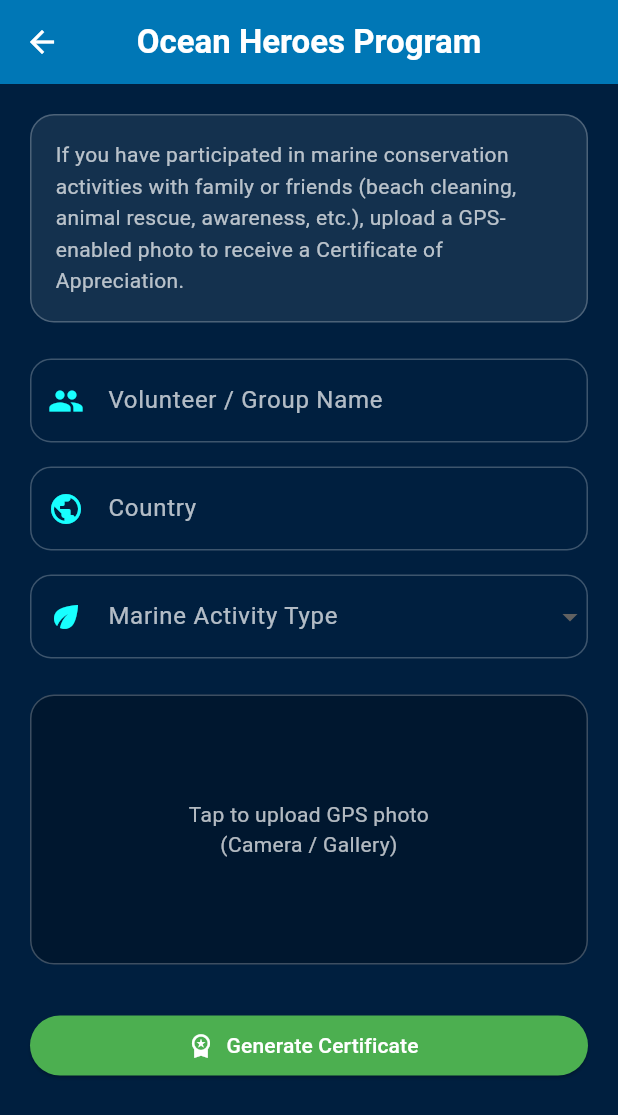
After one commit to Thanigaivelanselvam/Marine_Biodiversity_Conservation, a Flutter app: the OceanHeroesUploadPage screen opened directly, on a phone screen of 412 x 824 dp. The commit adds this screen. Shown: the top 1115 px of the screen. Run offline on Flutter 3.47's test engine with Material 3 defaults, Android fonts, the phone set to English and light mode, and no system bars; our stand-ins replace animated_background, carousel_slider, cloud_firestore, cloud_functions, confetti, file_picker and 10 more; missing offline and left inert: exif, flutter_pdfview, razorpay_flutter; accounts and stored records are empty.

Commit message:
Modified the code and added some pages

```diff
--- /dev/null
+++ b/lib/pages/general_page/volunteer_activity_page.dart
@@ -0,0 +1,324 @@
+import 'dart:io';
+import 'package:exif/exif.dart';
+import 'package:flutter/material.dart';
+import 'package:image_picker/image_picker.dart';
+import 'package:marine_trust/pages/general_page/certificate_generator.dart';
+
+class OceanHeroesUploadPage extends StatefulWidget {
+  const OceanHeroesUploadPage({super.key});
+
+  @override
+  State<OceanHeroesUploadPage> createState() => _OceanHeroesUploadPageState();
+}
+
+class _OceanHeroesUploadPageState extends State<OceanHeroesUploadPage> {
+  final _formKey = GlobalKey<FormState>();
+
+  final nameCtrl = TextEditingController();
+  final countryCtrl = TextEditingController();
+
+  String? selectedActivity;
+  File? activityImage;
+
+  double? latitude;
+  double? longitude;
+
+  final ImagePicker _picker = ImagePicker();
+
+  final List<String> activities = [
+    "Beach Cleaning",
+    "Marine Animal Rescue",
+    "Coral Protection",
+    "Awareness Program",
+    "Other Marine Activity",
+  ];
+
+  // --------------------------------------------------
+  // 🔹 GPS HELPERS
+  // --------------------------------------------------
+
+  double _convertToDecimal(List values) {
+    final d = values[0].numerator / values[0].denominator;
+    final m = values[1].numerator / values[1].denominator;
+    final s = values[2].numerator / values[2].denominator;
+    return d + (m / 60) + (s / 3600);
+  }
+
+  Future<bool> extractGps(File imageFile) async {
+    final bytes = await imageFile.readAsBytes();
+    final data = await readExifFromBytes(bytes);
+
+    final latIfd = data['GPS GPSLatitude'];
+    final lonIfd = data['GPS GPSLongitude'];
+    final latRef = data['GPS GPSLatitudeRef']?.printable;
+    final lonRef = data['GPS GPSLongitudeRef']?.printable;
+
+    if (latIfd == null || lonIfd == null) return false;
+
+    final latValues = latIfd.values.toList();
+    final lonValues = lonIfd.values.toList();
+
+    double lat = _convertToDecimal(latValues);
+    double lon = _convertToDecimal(lonValues);
+
+    if (latRef == 'S') lat = -lat;
+    if (lonRef == 'W') lon = -lon;
+
+    latitude = lat;
+    longitude = lon;
+
+    return true;
+  }
+
+  // --------------------------------------------------
+  // 📸 PICK IMAGE (CAMERA / GALLERY)
+  // --------------------------------------------------
+
+  Future<void> _pickImage(ImageSource source) async {
+    final XFile? image = await _picker.pickImage(
+      source: source,
+      imageQuality: 85,
+    );
+
+    if (image == null) return;
+
+    final file = File(image.path);
+    final hasGps = await extractGps(file);
+
+    if (!hasGps) {
+      ScaffoldMessenger.of(context).showSnackBar(
+        const SnackBar(
+          content: Text(
+            "GPS data not found.\nPlease select a GPS-enabled photo.",
+          ),
+        ),
+      );
+      return;
+    }
+
+    setState(() => activityImage = file);
+
+    ScaffoldMessenger.of(context).showSnackBar(
+      const SnackBar(content: Text("GPS photo verified ✅")),
+    );
+  }
+
+  void _showImagePickerOptions() {
+    showModalBottomSheet(
+      context: context,
+      shape: const RoundedRectangleBorder(
+        borderRadius: BorderRadius.vertical(top: Radius.circular(18)),
+      ),
+      builder: (_) => SafeArea(
+        child: Column(
+          mainAxisSize: MainAxisSize.min,
+          children: [
+            ListTile(
+              leading: const Icon(Icons.camera_alt),
+              title: const Text("Capture with Camera"),
+              onTap: () {
+                Navigator.pop(context);
+                _pickImage(ImageSource.camera);
+              },
+            ),
+            ListTile(
+              leading: const Icon(Icons.photo_library),
+              title: const Text("Choose from Gallery"),
+              onTap: () {
+                Navigator.pop(context);
+                _pickImage(ImageSource.gallery);
+              },
+            ),
+          ],
+        ),
+      ),
+    );
+  }
+
+  // --------------------------------------------------
+  // 🏆 SUBMIT
+  // --------------------------------------------------
+
+  void submitActivity() {
+    if (!_formKey.currentState!.validate()) return;
+
+    if (activityImage == null || latitude == null || longitude == null) {
+      ScaffoldMessenger.of(context).showSnackBar(
+        const SnackBar(content: Text("Please upload a valid GPS photo")),
+      );
+      return;
+    }
+
+    Navigator.push(
+      context,
+      MaterialPageRoute(
+        builder: (_) => CertificateGeneratorPage(
+          name: nameCtrl.text.trim(),
+          country: countryCtrl.text.trim(),
+          activity: selectedActivity!,
+          latitude: latitude!,
+          longitude: longitude!,
+        ),
+      ),
+    );
+  }
+
+  // --------------------------------------------------
+  // 🧱 UI
+  // --------------------------------------------------
+
+  @override
+  Widget build(BuildContext context) {
+    return Scaffold(
+      backgroundColor: const Color(0xFF001F3F),
+      appBar: AppBar(
+        backgroundColor: const Color(0xFF0077B6),
+        leading: IconButton(
+          onPressed: () => Navigator.pop(context),
+          icon: const Icon(Icons.arrow_back, color: Colors.white),
+        ),
+        title: const Text(
+          "Ocean Heroes Program",
+          style: TextStyle(color: Colors.white, fontWeight: FontWeight.bold),
+        ),
+        centerTitle: true,
+      ),
+      body: SingleChildScrollView(
+        padding: const EdgeInsets.all(20),
+        child: Form(
+          key: _formKey,
+          child: Column(
+            crossAxisAlignment: CrossAxisAlignment.start,
+            children: [
+              // 🌍 PAGE INFO
+              Container(
+                padding: const EdgeInsets.all(16),
+                decoration: BoxDecoration(
+                  color: Colors.white.withOpacity(0.08),
+                  borderRadius: BorderRadius.circular(16),
+                  border: Border.all(color: Colors.white24),
+                ),
+                child: const Text(
+                  "If you have participated in marine conservation activities "
+                      "with family or friends (beach cleaning, animal rescue, awareness, etc.), "
+                      "upload a GPS-enabled photo to receive a Certificate of Appreciation.",
+                  style: TextStyle(color: Colors.white70, height: 1.5),
+                ),
+              ),
+
+              const SizedBox(height: 24),
+
+              _inputField(
+                controller: nameCtrl,
+                label: "Volunteer / Group Name",
+                icon: Icons.group,
+                validator: (v) => v!.isEmpty ? "Required" : null,
+              ),
+              const SizedBox(height: 16),
+
+              _inputField(
+                controller: countryCtrl,
+                label: "Country",
+                icon: Icons.public,
+                validator: (v) => v!.isEmpty ? "Required" : null,
+              ),
+              const SizedBox(height: 16),
+
+              DropdownButtonFormField<String>(
+                decoration: _inputDecoration("Marine Activity Type", Icons.eco),
+                dropdownColor: const Color(0xFF001F3F),
+                items: activities
+                    .map(
+                      (e) => DropdownMenuItem(
+                    value: e,
+                    child:
+                    Text(e, style: const TextStyle(color: Colors.white)),
+                  ),
+                )
+                    .toList(),
+                onChanged: (v) => selectedActivity = v,
+                validator: (v) => v == null ? "Select activity" : null,
+              ),
+
+              const SizedBox(height: 24),
+
+              GestureDetector(
+                onTap: _showImagePickerOptions,
+                child: Container(
+                  height: 180,
+                  decoration: BoxDecoration(
+                    color: Colors.black26,
+                    borderRadius: BorderRadius.circular(16),
+                    border: Border.all(color: Colors.white24),
+                  ),
+                  child: activityImage == null
+                      ? const Center(
+                    child: Text(
+                      "Tap to upload GPS photo\n(Camera / Gallery)",
+                      textAlign: TextAlign.center,
+                      style: TextStyle(color: Colors.white70),
+                    ),
+                  )
+                      : ClipRRect(
+                    borderRadius: BorderRadius.circular(16),
+                    child: Image.file(
+                      activityImage!,
+                      fit: BoxFit.cover,
+                      width: double.infinity,
+                    ),
+                  ),
+                ),
+              ),
+
+              const SizedBox(height: 30),
+
+              SizedBox(
+                width: double.infinity,
+                child: ElevatedButton.icon(
+                  icon: const Icon(Icons.workspace_premium,color: Colors.white,),
+                  label: const Text("Generate Certificate"),
+                  onPressed: submitActivity,
+                  style: ElevatedButton.styleFrom(foregroundColor: Colors.white,backgroundColor: Colors.green),
+                ),
+              ),
+            ],
+          ),
+        ),
+      ),
+    );
+  }
+
+  // --------------------------------------------------
+  // 🔹 REUSABLE INPUTS
+  // --------------------------------------------------
+
+  Widget _inputField({
+    required TextEditingController controller,
+    required String label,
+    required IconData icon,
+    String? Function(String?)? validator,
+  }) {
+    return TextFormField(
+      controller: controller,
+      validator: validator,
+      style: const TextStyle(color: Colors.white),
+      decoration: _inputDecoration(label, icon),
+    );
+  }
+
+  InputDecoration _inputDecoration(String label, IconData icon) {
+    return InputDecoration(
+      labelText: label,
+      labelStyle: const TextStyle(color: Colors.white70),
+      prefixIcon: Icon(icon, color: Colors.cyanAccent),
+      enabledBorder: OutlineInputBorder(
+        borderRadius: BorderRadius.circular(14),
+        borderSide: const BorderSide(color: Colors.white24),
+      ),
+      focusedBorder: OutlineInputBorder(
+        borderRadius: BorderRadius.circular(14),
+        borderSide: const BorderSide(color: Colors.cyanAccent),
+      ),
+    );
+  }
+}
--- a/lib/pages/navigation_pages/welcome_page.dart
+++ b/lib/pages/navigation_pages/welcome_page.dart
@@ -1,5 +1,4 @@
 import 'package:flutter/material.dart';
-import 'package:marine_trust/pages/general_page/marine_quiz.dart';
 import 'package:marine_trust/pages/navigation_pages/about_screen.dart';
 import 'package:marine_trust/pages/navigation_pages/contact_page.dart';
 import 'package:marine_trust/pages/navigation_pages/home_screen.dart';
@@ -7,7 +6,6 @@ import 'package:marine_trust/pages/navigation_pages/marine_species_page.dart';
 import 'package:marine_trust/pages/navigation_pages/navitems_page.dart';
 import 'package:marine_trust/pages/navigation_pages/notifier_page.dart';
 import 'package:marine_trust/pages/navigation_pages/projects_page.dart';
-import 'package:unicons/unicons.dart';
 
 class WelcomePage extends StatefulWidget {
   const WelcomePage({super.key});
--- a/lib/pages/starting_page.dart
+++ b/lib/pages/starting_page.dart
@@ -33,7 +33,9 @@ class StartingPage extends StatelessWidget {
                 ),
                 const SizedBox(height: 30),
                 const Text(
-                  "Welcome to Marine Trust",
+                  "Welcome to \n"
+                      "Marine Biodiversity\n"
+                      "Conservation",
                   textAlign: TextAlign.center,
                   style: TextStyle(
                     color: Colors.white,
--- a/pubspec.yaml
+++ b/pubspec.yaml
@@ -65,6 +65,7 @@ dependencies:
   pdf: ^3.10.4
   printing: ^5.12.0
   confetti: ^0.7.0
+  exif: ^3.1.4
 
 
 
```
Also changed, not shown: lib/pages/general_page/certificate_generator.dart (added, +219 -0 lines), lib/pages/navigation_pages/home_screen.dart (+16 -0 lines), pubspec.lock.
